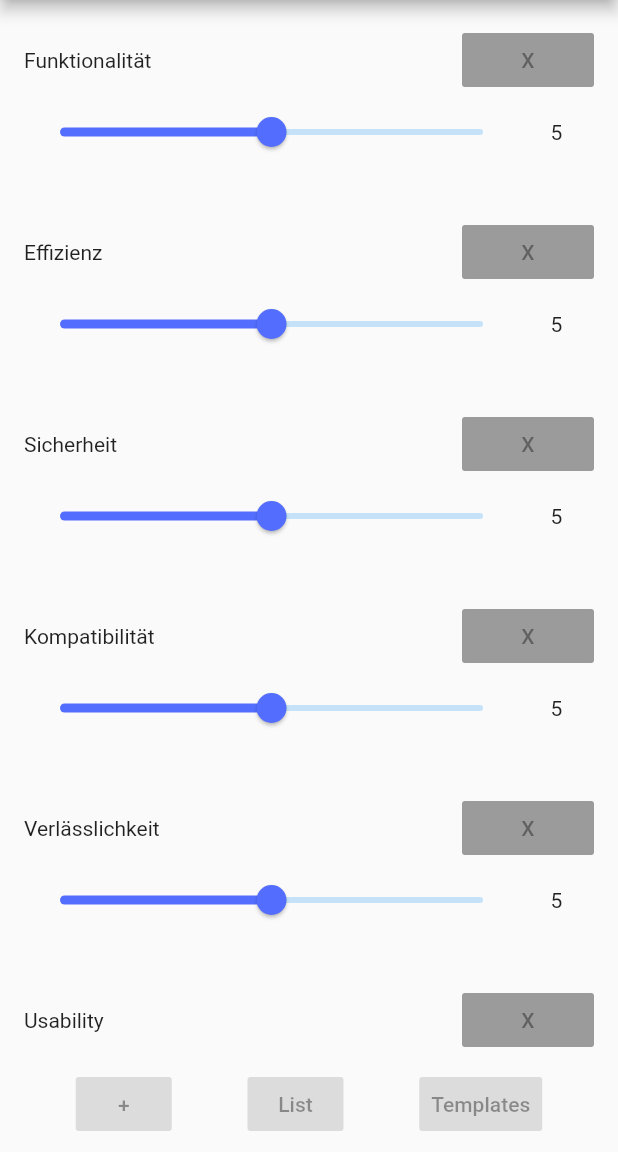
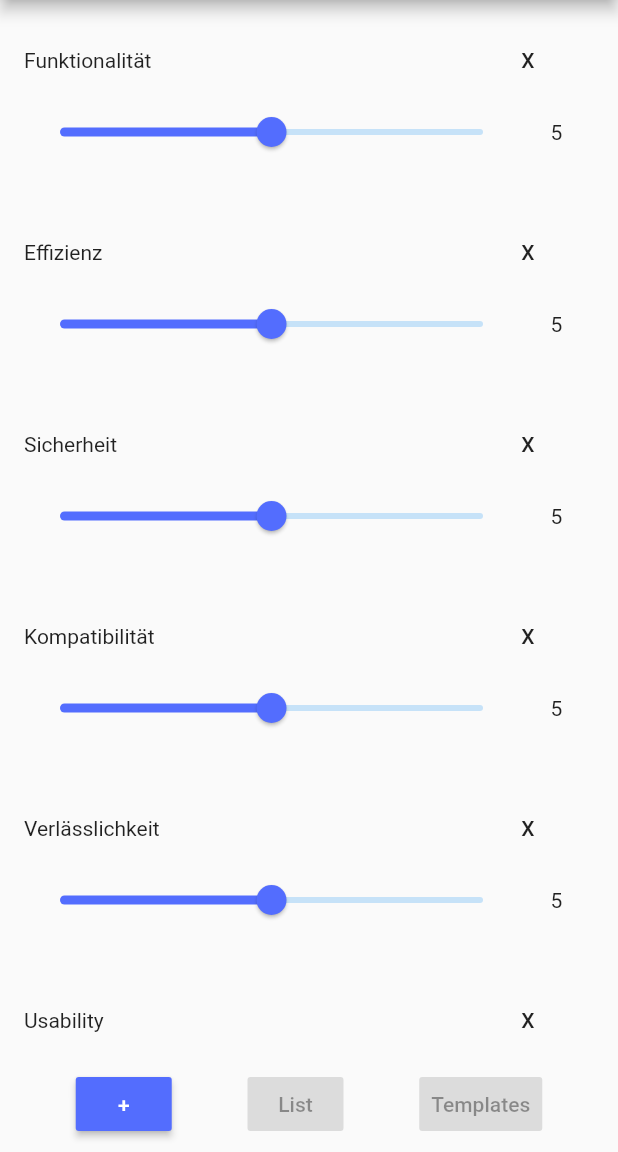
Before and after one commit to SoSayethSimon/ponder_sliders, a Flutter app: the screen it shows after launch, on a phone screen of 412 x 824 dp, the part 84-1236 px from its top. Run offline on Flutter 3.47's test engine with Material 2 defaults, Android fonts, the phone set to English and light mode, and no system bars.

```diff
--- /dev/null
+++ b/lib/model/list_model.dart
@@ -0,0 +1,34 @@
+import 'dart:collection';
+
+import 'package:flutter/cupertino.dart';
+import 'package:ponder_sliders/model/aspect_model.dart';
+
+class ListModel extends ChangeNotifier {
+
+  final List<Aspect> _aspects = []
+    ..add(Aspect('Funktionalität'))
+    ..add(Aspect('Effizienz'))
+    ..add(Aspect('Sicherheit'))
+    ..add(Aspect('Kompatibilität'))
+    ..add(Aspect('Verlässlichkeit'))
+    ..add(Aspect('Usability'))
+    ..add(Aspect('Wartung'))
+    ..add(Aspect('Portierbarkeit'));
+
+  UnmodifiableListView get items => UnmodifiableListView(_aspects);
+
+  void add(Aspect aspect) {
+    _aspects.add(aspect);
+    notifyListeners();
+  }
+
+  void remove(int index) {
+    _aspects.removeAt(index);
+    notifyListeners();
+  }
+
+  void updateRating(int index, double rating) {
+    _aspects[index].rating = rating;
+    notifyListeners();
+  }
+}
--- a/lib/pages/landing_page.dart
+++ b/lib/pages/landing_page.dart
@@ -1,6 +1,8 @@
 import 'package:flutter/material.dart';
 import 'package:ponder_sliders/model/aspect_model.dart';
+import 'package:ponder_sliders/model/list_model.dart';
 import 'package:ponder_sliders/partials/aspect_list.dart';
+import 'package:provider/provider.dart';
 
 class LandingPage extends StatefulWidget {
   final String title;
@@ -13,18 +15,9 @@ class LandingPage extends StatefulWidget {
 
 class _LandingPageState extends State<LandingPage> {
 
-  List<Aspect> initialAspects = []
-    ..add(Aspect('Funktionalität'))
-    ..add(Aspect('Effizienz'))
-    ..add(Aspect('Sicherheit'))
-    ..add(Aspect('Kompatibilität'))
-    ..add(Aspect('Verlässlichkeit'))
-    ..add(Aspect('Usability'))
-    ..add(Aspect('Wartung'))
-    ..add(Aspect('Portierbarkeit'));
-
   @override
   Widget build(BuildContext context) {
+    var aspects = Provider.of<ListModel>(context);
     return Scaffold(
       appBar: AppBar(
         title: Text(widget.title),
@@ -32,10 +25,10 @@ class _LandingPageState extends State<LandingPage> {
       ),
       body: Column(
         children: [
-          Expanded(child: Center(child: AspectList(initialAspects),),),
+          Expanded(child: Center(child: AspectList(),),),
           ButtonBar(
             children: [
-              RaisedButton(child: Text("+"), color: Colors.indigoAccent,),
+              RaisedButton(child: Text("+"), color: Colors.indigoAccent, onPressed: () => aspects.add(Aspect("Test")),),
               RaisedButton(child: Text("List"), color: Colors.indigoAccent),
               RaisedButton(child: Text("Templates"), color: Colors.indigoAccent)
             ],
--- a/lib/partials/aspect_entry.dart
+++ b/lib/partials/aspect_entry.dart
@@ -1,23 +1,24 @@
 import 'package:flutter/material.dart';
-import 'package:ponder_sliders/model/aspect_model.dart';
+import 'package:ponder_sliders/model/list_model.dart';
+import 'package:provider/provider.dart';
 
 class AspectEntry extends StatefulWidget {
-  final List<Aspect> aspects;
+
   final int index;
 
-  AspectEntry(this.aspects, this.index);
+  AspectEntry(this.index);
 
   @override
-  _AspectEntryState createState() => _AspectEntryState(aspects);
+  _AspectEntryState createState() => _AspectEntryState();
 }
 
 class _AspectEntryState extends State<AspectEntry> {
-  List<Aspect> aspects;
 
-  _AspectEntryState(this.aspects);
+  _AspectEntryState();
 
   @override
   Widget build(BuildContext context) {
+    var aspects = Provider.of<ListModel>(context);
     return Column(
       children: <Widget>[
         Container(
@@ -25,8 +26,8 @@ class _AspectEntryState extends State<AspectEntry> {
           child: Column(children: [
               Row(
                 children: [
-                  Text("${aspects[widget.index].name}"),
-                  RaisedButton(child: Text("X"),)
+                  Text("${aspects.items[widget.index].name}"),
+                  FlatButton(child: Text("X"), onPressed: () => aspects.remove(widget.index),)
                 ],
                 mainAxisAlignment: MainAxisAlignment.spaceBetween,
               ),
@@ -41,14 +42,14 @@ class _AspectEntryState extends State<AspectEntry> {
                     max: 10.0,
                     onChanged: (newRating) {
                       setState(() {
-                      aspects[widget.index].rating = newRating;
+                        aspects.updateRating(widget.index, newRating);
                       });
                     },
-                    value: aspects[widget.index].rating,
+                    value: aspects.items[widget.index].rating,
                   ),
                 ),
                 Container(
-                  child: Text("${aspects[widget.index].rating.toInt()}"),
+                  child: Text("${aspects.items[widget.index].rating.toInt()}"),
                   width: 50.0,
                   alignment: Alignment.center,
                 )
--- a/lib/partials/aspect_list.dart
+++ b/lib/partials/aspect_list.dart
@@ -1,10 +1,11 @@
 import 'package:flutter/widgets.dart';
-import 'package:ponder_sliders/model/aspect_model.dart';
+import 'package:ponder_sliders/model/list_model.dart';
 import 'package:ponder_sliders/partials/aspect_entry.dart';
+import 'package:provider/provider.dart';
 
 class AspectList extends StatelessWidget {
-  final List<Aspect> aspects;
-  AspectList(this.aspects);
+
+  AspectList();
 
   @override
   Widget build(BuildContext context) {
@@ -12,10 +13,11 @@ class AspectList extends StatelessWidget {
   }
 
   ListView _buildList(context) {
+    var aspects = Provider.of<ListModel>(context);
     return ListView.builder(
-      itemCount: aspects.length,
+      itemCount: aspects.items.length,
       itemBuilder: (context, index) {
-        return AspectEntry(aspects, index);
+        return AspectEntry(index);
       }
     );
   }
--- a/pubspec.yaml
+++ b/pubspec.yaml
@@ -17,6 +17,7 @@ environment:
   sdk: ">=2.1.0 <3.0.0"
 
 dependencies:
+  provider: ^3.1.0+1
   flutter:
     sdk: flutter
 
```
Also changed, not shown: lib/main.dart (+8 -1 lines), pubspec.lock, 1 other file.
